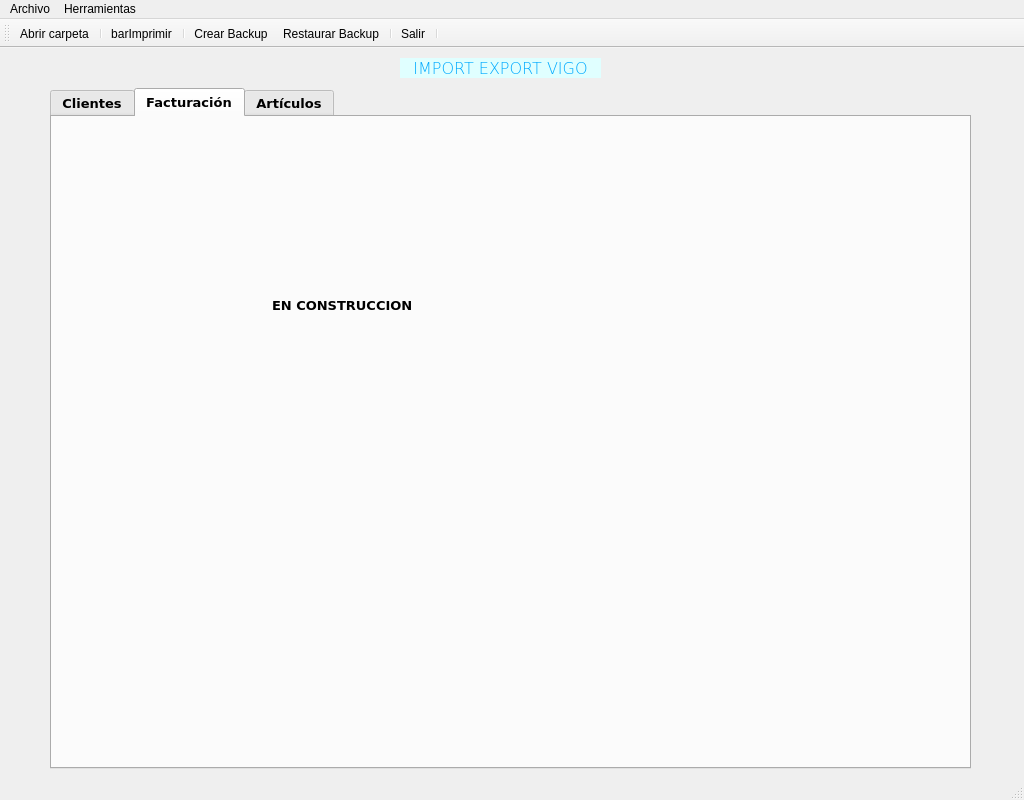
This is window.ui in beafaro/farocarrera as Qt 5 draws it before an edit. The edited form follows.
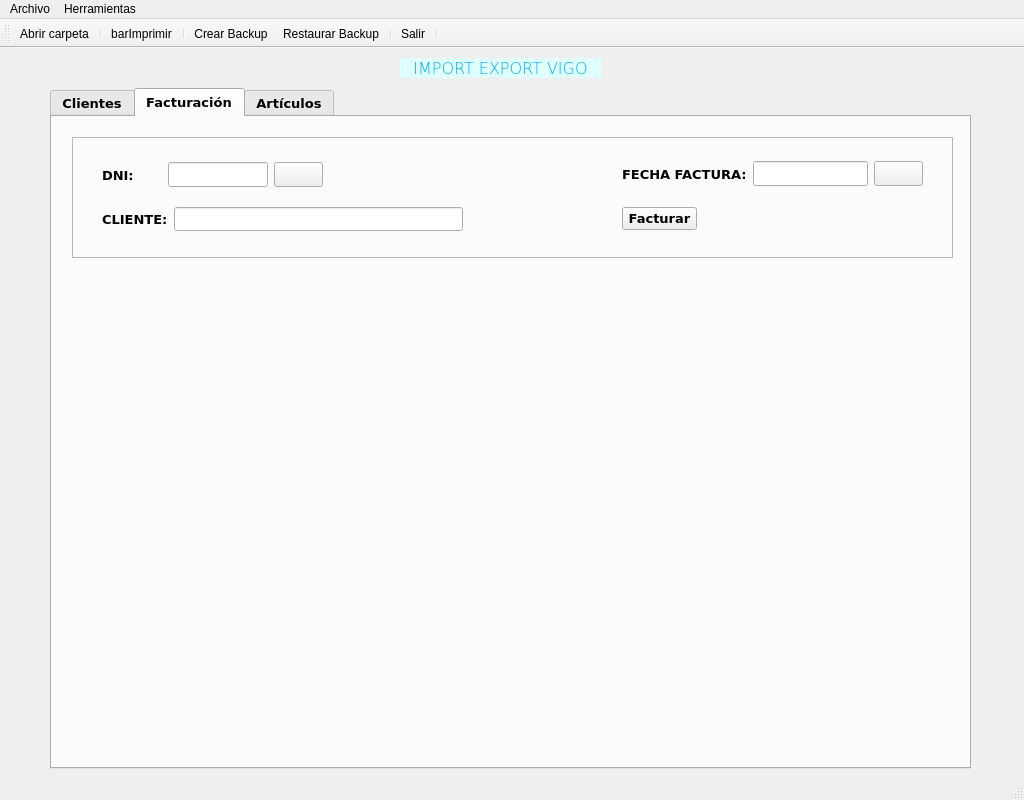
This is the edited form. The open tabs and pages were chosen to show the change. Icons and pictures are not drawn.

Commit message: apartado de facturas

```diff
--- a/window.ui
+++ b/window.ui
@@ -950,18 +950,194 @@
      <attribute name="title">
       <string>Facturación</string>
      </attribute>
-     <widget class="QLabel" name="panelFacturacion">
+     <widget class="QFrame" name="frame">
       <property name="geometry">
        <rect>
-        <x>220</x>
-        <y>180</y>
-        <width>261</width>
-        <height>16</height>
+        <x>20</x>
+        <y>20</y>
+        <width>881</width>
+        <height>121</height>
        </rect>
       </property>
-      <property name="text">
-       <string>EN CONSTRUCCION</string>
+      <property name="frameShape">
+       <enum>QFrame::StyledPanel</enum>
       </property>
+      <property name="frameShadow">
+       <enum>QFrame::Raised</enum>
+      </property>
+      <widget class="QPushButton" name="btnFacturar">
+       <property name="geometry">
+        <rect>
+         <x>550</x>
+         <y>70</y>
+         <width>75</width>
+         <height>23</height>
+        </rect>
+       </property>
+       <property name="text">
+        <string>Facturar</string>
+       </property>
+      </widget>
+      <widget class="QWidget" name="">
+       <property name="geometry">
+        <rect>
+         <x>30</x>
+         <y>70</y>
+         <width>361</width>
+         <height>24</height>
+        </rect>
+       </property>
+       <layout class="QHBoxLayout" name="horizontalLayout_17">
+        <item>
+         <widget class="QLabel" name="label_4">
+          <property name="text">
+           <string>CLIENTE:</string>
+          </property>
+         </widget>
+        </item>
+        <item>
+         <widget class="QLineEdit" name="txtClientefac">
+          <property name="font">
+           <font>
+            <weight>50</weight>
+            <bold>false</bold>
+           </font>
+          </property>
+         </widget>
+        </item>
+       </layout>
+      </widget>
+      <widget class="QWidget" name="">
+       <property name="geometry">
+        <rect>
+         <x>30</x>
+         <y>20</y>
+         <width>221</width>
+         <height>36</height>
+        </rect>
+       </property>
+       <layout class="QHBoxLayout" name="horizontalLayout_15">
+        <property name="sizeConstraint">
+         <enum>QLayout::SetNoConstraint</enum>
+        </property>
+        <item>
+         <widget class="QLabel" name="label_2">
+          <property name="text">
+           <string>DNI:</string>
+          </property>
+         </widget>
+        </item>
+        <item>
+         <spacer name="horizontalSpacer_7">
+          <property name="orientation">
+           <enum>Qt::Horizontal</enum>
+          </property>
+          <property name="sizeHint" stdset="0">
+           <size>
+            <width>70</width>
+            <height>20</height>
+           </size>
+          </property>
+         </spacer>
+        </item>
+        <item>
+         <widget class="QLineEdit" name="txtDNIfac">
+          <property name="font">
+           <font>
+            <weight>50</weight>
+            <bold>false</bold>
+           </font>
+          </property>
+         </widget>
+        </item>
+        <item>
+         <spacer name="horizontalSpacer_4">
+          <property name="orientation">
+           <enum>Qt::Horizontal</enum>
+          </property>
+          <property name="sizeHint" stdset="0">
+           <size>
+            <width>13</width>
+            <height>20</height>
+           </size>
+          </property>
+         </spacer>
+        </item>
+        <item>
+         <widget class="QPushButton" name="btnBuscaClifac">
+          <property name="text">
+           <string/>
+          </property>
+          <property name="icon">
+           <iconset>
+            <normaloff>img/buscar.jpg</normaloff>img/buscar.jpg</iconset>
+          </property>
+         </widget>
+        </item>
+       </layout>
+      </widget>
+      <widget class="QWidget" name="">
+       <property name="geometry">
+        <rect>
+         <x>550</x>
+         <y>20</y>
+         <width>301</width>
+         <height>34</height>
+        </rect>
+       </property>
+       <layout class="QHBoxLayout" name="horizontalLayout_16">
+        <property name="sizeConstraint">
+         <enum>QLayout::SetNoConstraint</enum>
+        </property>
+        <item>
+         <widget class="QLabel" name="label_5">
+          <property name="text">
+           <string>FECHA FACTURA:</string>
+          </property>
+         </widget>
+        </item>
+        <item>
+         <widget class="QLineEdit" name="txtFechafac">
+          <property name="font">
+           <font>
+            <weight>50</weight>
+            <bold>false</bold>
+           </font>
+          </property>
+         </widget>
+        </item>
+        <item>
+         <spacer name="horizontalSpacer_6">
+          <property name="orientation">
+           <enum>Qt::Horizontal</enum>
+          </property>
+          <property name="sizeHint" stdset="0">
+           <size>
+            <width>13</width>
+            <height>17</height>
+           </size>
+          </property>
+         </spacer>
+        </item>
+        <item>
+         <widget class="QPushButton" name="btnFechafac">
+          <property name="text">
+           <string/>
+          </property>
+          <property name="icon">
+           <iconset>
+            <normaloff>img/calendario.jpg</normaloff>img/calendario.jpg</iconset>
+          </property>
+          <property name="iconSize">
+           <size>
+            <width>24</width>
+            <height>24</height>
+           </size>
+          </property>
+         </widget>
+        </item>
+       </layout>
+      </widget>
      </widget>
     </widget>
     <widget class="QWidget" name="tab_3">
```
Left out of the diff: 2 changed lines with no effect on the pictures. The commit also changes 5 other files.
